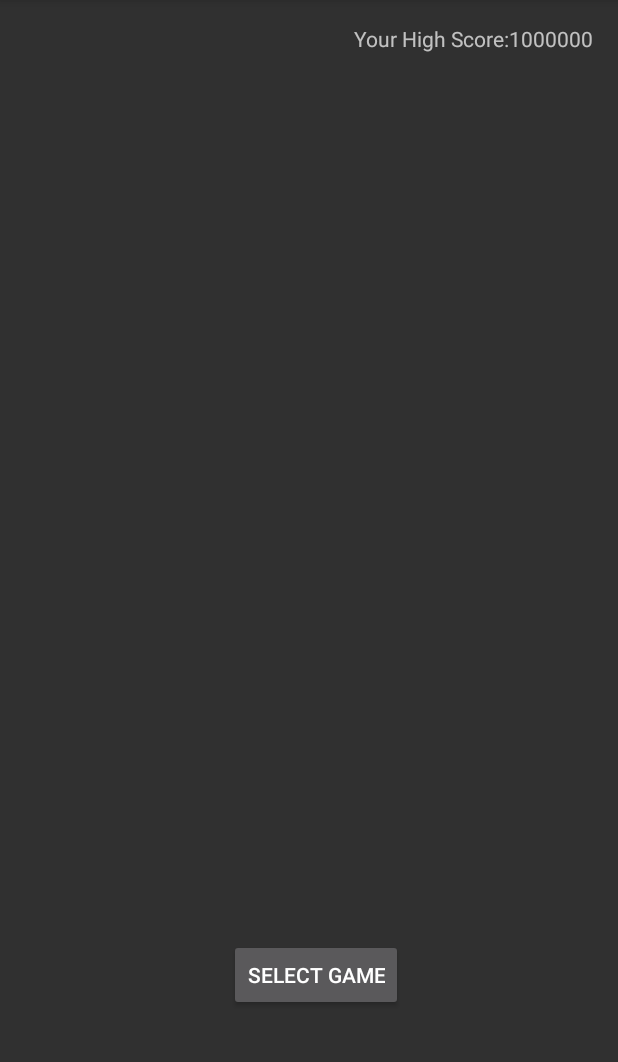
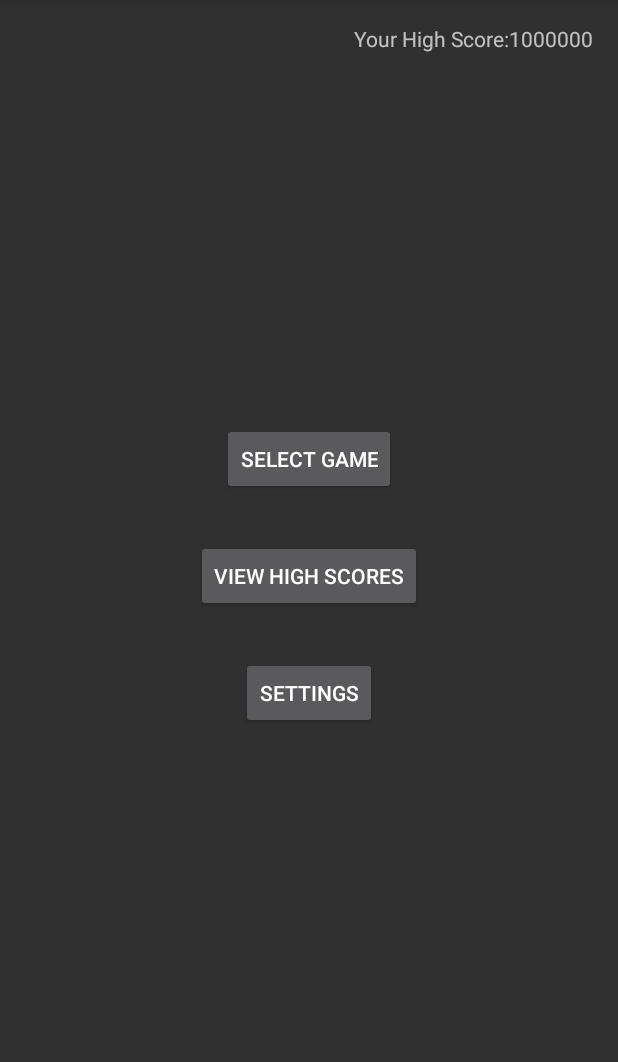
Before and after one commit to arbaird/FunNums, an Android app: the screen it shows after launch (MainMenuActivity), on a phone screen of 412 x 824 dp, the part 84-1146 px from its top. Run offline under Robolectric (Android 15) with nearby library versions, the phone set to English and light mode, and no system bars.

Commit message:
FractionAlgorithm clas defined. Buttons for leaderboardand settings defined. Leaderboard activity aded.

```diff
--- a/app/src/main/AndroidManifest.xml
+++ b/app/src/main/AndroidManifest.xml
@@ -25,6 +25,10 @@
             android:screenOrientation="portrait">
         </activity>
 
+        <activity android:name="com.funnums.funnums.maingame.LeaderboardGameActivity"
+            android:screenOrientation="portrait">
+        </activity>
+
     </application>
 
 </manifest>
--- a/app/src/main/java/com/funnums/funnums/maingame/MainMenuActivity.java
+++ b/app/src/main/java/com/funnums/funnums/maingame/MainMenuActivity.java
@@ -1,47 +1,21 @@
 package com.funnums.funnums.maingame;
 
-//import android.app.Activity;
 import android.content.Intent;
 import android.content.SharedPreferences;
 import android.support.v7.app.AppCompatActivity;
 import android.os.Bundle;
 import android.util.Log;
 import android.view.View;
-import android.widget.ListView;
-import android.widget.Button;
 import android.widget.TextView;
 import android.widget.EditText;
 import android.app.AlertDialog;
 import android.content.DialogInterface;
-import android.util.Log;
-import java.util.ArrayList;
-
-import com.funnums.funnums.classes.PlayerScore;
-import com.funnums.funnums.uihelpers.ScoreListAdapter;
-
-import com.google.firebase.database.DatabaseReference;
-import com.google.firebase.database.FirebaseDatabase;
-import com.google.firebase.database.ValueEventListener;
-import com.google.firebase.database.DataSnapshot;
-import com.google.firebase.database.DatabaseError;
-import com.google.firebase.database.ChildEventListener;
-
 
 
 public class MainMenuActivity extends AppCompatActivity {
     private static final String TAG = "Main Menu";
 
-
-    //reference to firebase database
-    private DatabaseReference mDatabase;
-
-    //reference to the playerScore table in our database
-    private DatabaseReference playerScoreCloudEndPoint;
-
-    String logTag = "MainMenue";
-
-    private ArrayList<PlayerScore> playerScoreList;
-    private ScoreListAdapter playerScoreAdapter;
+    String logTag = "MainMenu";
 
     // This is the entry point to our game
     @Override
@@ -50,9 +24,6 @@ public class MainMenuActivity extends AppCompatActivity {
 
         //Here we set our UI layout as the view
         setContentView(com.funnums.funnums.R.layout.activity_main_menu);
-
-
-
 
         //get the stored data on this phone
         final SharedPreferences prefs = getSharedPreferences("HighScore", MODE_PRIVATE);
@@ -95,8 +66,6 @@ public class MainMenuActivity extends AppCompatActivity {
 
         }
 
-        // Prepare to highest Score fo rthis user. We don't need this yet, we can keep it for later when we implement scoring
-
         // Prepare to highest Score. We don't need this yet, we can keep it for later when we implement scoring
 
         // Load fastest time
@@ -108,84 +77,6 @@ public class MainMenuActivity extends AppCompatActivity {
         // Put the high score in our TextView
         textFastestTime.setText("Your High Score:" + highScore);
 
-        //initalize the leader board list view and adapter
-        initLeaderBoardListView();
-
-        //this code was used to hardcode some user scores into the database to make sure it works.
-        //might need it later to debug if we want to add more features to our leaderboard
-        /*PlayerScore myScore = new PlayerScore("jimmy", 3000);
-        myScore.name = "smitty";
-        myScore.hiScore = 1000;*/
-        // first, we push an empty value so can get a key to that location,
-        // now armed with that key, we can create or update the object that we to save to that location.
-        // When the object is ready, we now use the setValue() method to change the value of that location
-        // from blank to a real value
-        /*String key = playerScoreCloudEndPoint.push().getKey();
-        myScore.scoreID = key;
-        playerScoreCloudEndPoint.child(key).setValue(myScore);*/
-
-        /*FireBase stuff*/
-        //get reference to database
-        mDatabase =  FirebaseDatabase.getInstance().getReference();
-        //get reference to the playerScores in our database
-        playerScoreCloudEndPoint = mDatabase.child("playerScores");
-
-        /*following function call will display the listview with 10 highets scores, left commented
-        out for now so we can add it to a button click later
-         */
-        //getHighScores();
-    }
-
-    public void initLeaderBoardListView() {
-        //initialize the arralist holing the top ten player scores
-        playerScoreList = new ArrayList<PlayerScore>();
-        //initialize the adapter that acts as middle man between data in arraylist and listview on the screen
-        playerScoreAdapter = new ScoreListAdapter(this, com.funnums.funnums.R.layout.score_list_element, playerScoreList);
-        //initalize listview from xml file
-        ListView myListView = (ListView) findViewById(com.funnums.funnums.R.id.listView);
-        //set the adapter of this listview so when we add to our Arraylist, we can update listview on screen
-        myListView.setAdapter(playerScoreAdapter);
-        //updates data on the screen
-        playerScoreAdapter.notifyDataSetChanged();
-    }
-
-    /*
-        Gets the top ten high scores from Fierbase and displays them on screen
-     */
-    public void getHighScores() {
-        //empty the arraylist so we don't keep adding ten scores to it everytime we call this function
-        playerScoreList.clear();
-        //order scores by the ten highest scores
-        playerScoreCloudEndPoint.orderByChild("hiScore").limitToLast(10).addChildEventListener(new ChildEventListener() {
-            @Override
-            public void onChildAdded(DataSnapshot dataSnapshot, String prevChildKey) {
-                //get a reference to the score being added
-                PlayerScore score = dataSnapshot.getValue(PlayerScore.class);
-                Log.d(logTag, "ScoreQuery: " + score.toString());
-                //add this score to our array list and notify the listview that our list has been updated
-                playerScoreList.add(score);
-                playerScoreAdapter.notifyDataSetChanged();
-            }
-            /*
-                Following override functions are boilerplate, need to be present even if they don't do anything
-             */
-            @Override
-            public void onChildChanged(DataSnapshot dataSnapshot, String prevChildKey) {}
-
-            @Override
-            public void onChildRemoved(DataSnapshot dataSnapshot) {
-                PlayerScore removedScore = dataSnapshot.getValue(PlayerScore.class);
-                Log.d(logTag, "The user named " + removedScore.name + " has been deleted from leaderboard");
-
-            }
-
-            @Override
-            public void onChildMoved(DataSnapshot dataSnapshot, String prevChildKey) {}
-
-            @Override
-            public void onCancelled(DatabaseError databaseError) {}
-
-        });
 
     }
 
@@ -197,5 +88,18 @@ public class MainMenuActivity extends AppCompatActivity {
         startActivity(i);
     }
 
+    public void onPressedScores(View v) {
+        Log.d(TAG, "[SEE LEADEBOARD] pressed");
+        // Create a new Intent object
+        Intent i = new Intent(this, LeaderboardGameActivity.class);
+        // Start our GameActivity class via the Intent
+        startActivity(i);
+    }
+
+    /*Empty for now*/
+    public void onPressedSettings(View v) {
+        Log.d(TAG, "[SETTINGS] pressed");
+    }
+
 
 }
--- a/app/src/main/res/layout/activity_main_menu.xml
+++ b/app/src/main/res/layout/activity_main_menu.xml
@@ -13,30 +13,33 @@
         android:layout_alignParentEnd="true" />
 
     <Button
+        android:id="@+id/buttonHScore"
         android:layout_width="wrap_content"
         android:layout_height="wrap_content"
-        android:text="@string/play_button"
-        android:id="@+id/buttonSelect"
-        android:onClick="onPressedSelect"
-        android:layout_alignParentBottom="true"
-        android:layout_alignParentRight="true"
-        android:layout_alignParentEnd="true"
-        android:layout_marginRight="127dp"
-        android:layout_marginEnd="127dp"
-        android:layout_marginBottom="78dp" />
+        android:layout_centerHorizontal="true"
+        android:layout_centerVertical="true"
+        android:onClick="onPressedScores"
+        android:text="@string/high_score_button" />
 
-    <ListView
+    <Button
+        android:id="@+id/buttonSettings"
         android:layout_width="wrap_content"
         android:layout_height="wrap_content"
-        android:id="@+id/listView"
-        android:paddingBottom="5dp"
-        android:layout_marginTop="20dp"
+        android:layout_centerHorizontal="true"
+        android:layout_below="@id/buttonHScore"
+        android:layout_marginTop="30dp"
+        android:onClick="onPressedSettings"
+        android:text="@string/settings_button" />
 
-        android:layout_below="@+id/textHiScore"
-        android:layout_above="@+id/buttonPlay"
-
-        android:listSelector="@android:color/transparent"
-        />
+    <Button
+        android:id="@+id/buttonSelect"
+        android:layout_width="wrap_content"
+        android:layout_height="wrap_content"
+        android:layout_centerHorizontal="true"
+        android:layout_above="@id/buttonHScore"
+        android:layout_marginBottom="30dp"
+        android:onClick="onPressedSelect"
+        android:text="@string/play_button" />
 
 
 </RelativeLayout>
--- a/app/src/main/res/values/strings.xml
+++ b/app/src/main/res/values/strings.xml
@@ -1,6 +1,11 @@
 <resources>
     <string name="app_name">Fun Nums</string>
     <string name="play_button">Select Game</string>
+    <string name="high_score_button">View High Scores</string>
+    <string name="settings_button">Settings</string>
+    <string name="leaderboard">Leaderboard</string>
+    <string name="user_label">Username</string>
+    <string name="score_label">Score</string>
     <string name="how_to_play">How to Play</string>
     <string name="game1">Bubbles</string>
     <string name="game2">Balloons</string>
--- a/build.gradle
+++ b/build.gradle
@@ -5,7 +5,7 @@ buildscript {
         jcenter()
     }
     dependencies {
-        classpath 'com.android.tools.build:gradle:2.3.1'
+        classpath 'com.android.tools.build:gradle:2.3.3'
 	 classpath 'com.google.gms:google-services:3.1.1' // google-services plugin
 
         // NOTE: Do not place your application dependencies here; they belong
```
Also changed, not shown: app/src/main/java/com/funnums/funnums/classes/FractionNumberGenerator.java (+6 -8 lines), app/src/main/java/com/funnums/funnums/maingame/LeaderboardGameActivity.java (added, +109 -0 lines), app/src/main/java/com/funnums/funnums/minigames/BubbleGame.java (+6 -1 lines), app/src/main/res/layout/see_leaderboard.xml (added, +52 -0 lines).
